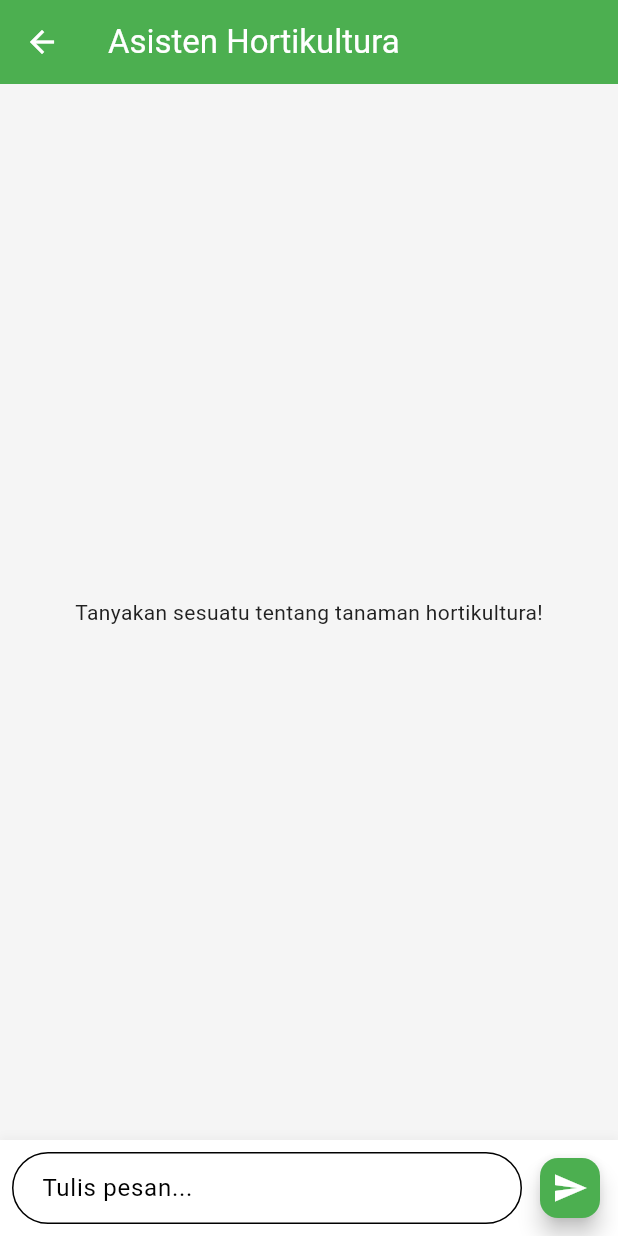
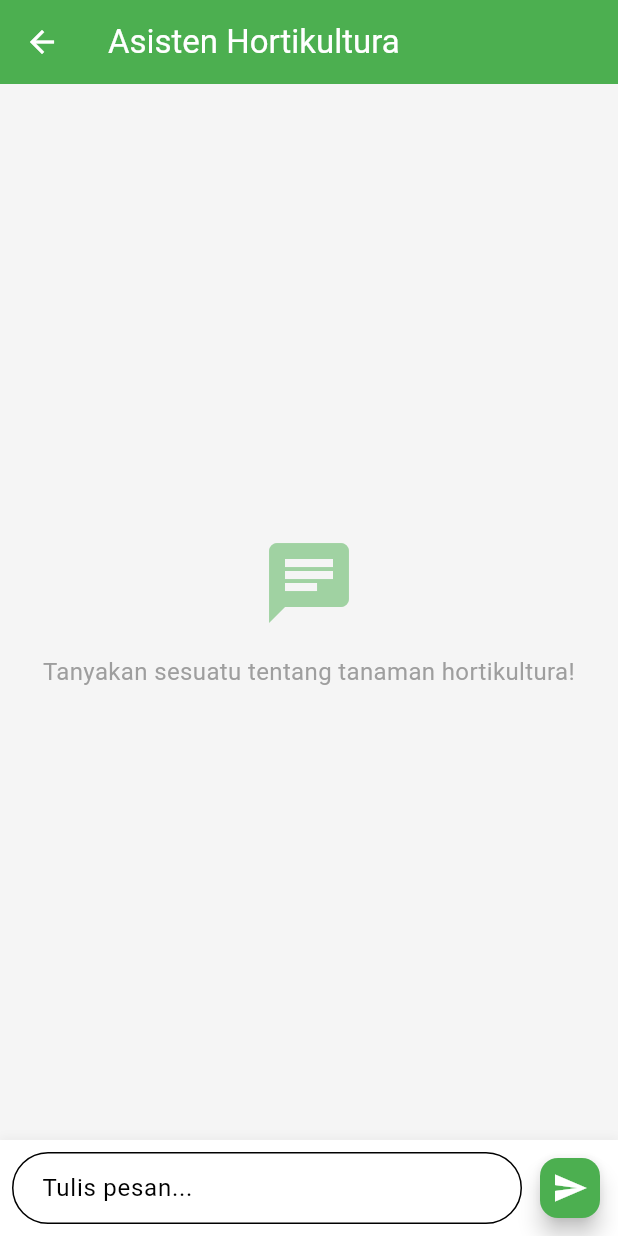
Before and after one commit to prassaaa/HortiKita, a Flutter app: the ChatbotScreen screen opened directly, after a tap on the "send" icon, on a phone screen of 412 x 824 dp. Run offline on Flutter 3.47's test engine with Material 3 defaults, Android fonts, the phone set to English and light mode, and no system bars; our stand-ins replace cached_network_image, cloud_firestore, firebase_auth, firebase_core, firebase_storage, flutter_markdown; accounts and stored records are empty.

```diff
--- a/lib/ui/screens/chatbot/chatbot_screen.dart
+++ b/lib/ui/screens/chatbot/chatbot_screen.dart
@@ -2,17 +2,18 @@ import 'package:flutter/material.dart';
 import 'package:provider/provider.dart';
 import '../../../data/providers/auth_provider.dart';
 import '../../../data/providers/chat_provider.dart';
-// Removed unused import
+import '../../../data/models/chat_message_model.dart';
 import '../../widgets/chatbot/chat_bubble_widget.dart';
+import 'package:firebase_auth/firebase_auth.dart';
 
 class ChatbotScreen extends StatefulWidget {
-  const ChatbotScreen({super.key});
+  const ChatbotScreen({Key? key}) : super(key: key);
 
   @override
-  ChatbotScreenState createState() => ChatbotScreenState();
+  _ChatbotScreenState createState() => _ChatbotScreenState();
 }
 
-class ChatbotScreenState extends State<ChatbotScreen> {
+class _ChatbotScreenState extends State<ChatbotScreen> {
   final TextEditingController _messageController = TextEditingController();
   final ScrollController _scrollController = ScrollController();
 
@@ -39,21 +40,26 @@ class ChatbotScreenState extends State<ChatbotScreen> {
     final message = _messageController.text.trim();
     if (message.isEmpty) return;
 
-    final userId = Provider.of<AuthProvider>(context, listen: false).currentUser?.uid;
-    if (userId == null) return;
+    final userId = FirebaseAuth.instance.currentUser?.uid ?? "guest_user";
 
     _messageController.clear();
 
     await Provider.of<ChatProvider>(context, listen: false).sendMessage(userId, message);
 
     // Scroll to bottom
+    _scrollToBottom();
+  }
+
+  void _scrollToBottom() {
+    WidgetsBinding.instance.addPostFrameCallback((_) {
       if (_scrollController.hasClients) {
         _scrollController.animateTo(
-        _scrollController.position.maxScrollExtent + 100,
+          _scrollController.position.maxScrollExtent,
           duration: const Duration(milliseconds: 300),
           curve: Curves.easeOut,
         );
       }
+    });
   }
 
   @override
@@ -69,8 +75,26 @@ class ChatbotScreenState extends State<ChatbotScreen> {
             child: Consumer<ChatProvider>(
               builder: (context, chatProvider, child) {
                 if (chatProvider.messages.isEmpty) {
-                  return const Center(
-                    child: Text('Tanyakan sesuatu tentang tanaman hortikultura!'),
+                  return Center(
+                    child: Column(
+                      mainAxisAlignment: MainAxisAlignment.center,
+                      children: [
+                        Icon(
+                          Icons.chat,
+                          size: 64,
+                          color: Colors.green.withOpacity(0.5),
+                        ),
+                        const SizedBox(height: 16),
+                        const Text(
+                          'Tanyakan sesuatu tentang tanaman hortikultura!',
+                          textAlign: TextAlign.center,
+                          style: TextStyle(
+                            fontSize: 16,
+                            color: Colors.grey,
+                          ),
+                        ),
+                      ],
+                    ),
                   );
                 }
 
@@ -107,7 +131,7 @@ class ChatbotScreenState extends State<ChatbotScreen> {
               color: Colors.white,
               boxShadow: [
                 BoxShadow(
-                  color: Colors.grey.withAlpha((0.1 * 255).toInt()),
+                  color: Colors.grey.withOpacity(0.1),
                   blurRadius: 4,
                   offset: const Offset(0, -2),
                 ),
@@ -128,13 +152,21 @@ class ChatbotScreenState extends State<ChatbotScreen> {
                     minLines: 1,
                     maxLines: 3,
                     textCapitalization: TextCapitalization.sentences,
+                    onSubmitted: (_) => _sendMessage(),
                   ),
                 ),
                 const SizedBox(width: 8),
-                FloatingActionButton(
-                  onPressed: _sendMessage,
+                Consumer<ChatProvider>(
+                  builder: (context, chatProvider, child) {
+                    return FloatingActionButton(
+                      onPressed: chatProvider.isLoading ? null : _sendMessage,
                       mini: true,
-                  child: const Icon(Icons.send),
+                      backgroundColor: chatProvider.isLoading ? Colors.grey : Colors.green,
+                      child: Icon(
+                        chatProvider.isLoading ? Icons.hourglass_empty : Icons.send,
+                      ),
+                    );
+                  },
                 ),
               ],
             ),
--- a/pubspec.yaml
+++ b/pubspec.yaml
@@ -53,6 +53,9 @@ dependencies:
 
   # Flutter dotenv
   flutter_dotenv: ^5.0.2
+
+  # Flutter Markdown
+  flutter_markdown: ^0.7.6+2
 
   # The following adds the Cupertino Icons font to your application.
   # Use with the CupertinoIcons class for iOS style icons.
```
Also changed, not shown: lib/services/gemini_service.dart (+39 -3 lines), lib/ui/widgets/chatbot/chat_bubble_widget.dart (+34 -5 lines), pubspec.lock. Lines whose indentation alone changed are shown as unchanged.
